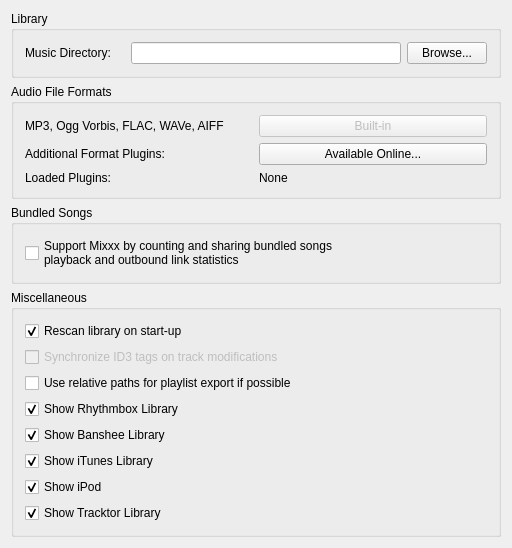
First picture: the form in mixxx/src/dlgprefplaylistdlg.ui, repository mixxxcommunity/mixxx, before the edit.
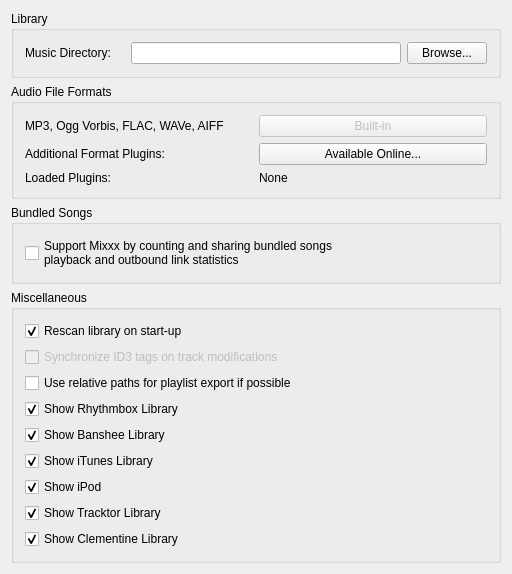
Second picture: the form after the edit.

Commit message: build with current clementine branch after merge Hide clementine library via config

The edit to the form file:
```diff
--- a/mixxx/src/dlgprefplaylistdlg.ui
+++ b/mixxx/src/dlgprefplaylistdlg.ui
@@ -231,6 +231,16 @@
         </property>
        </widget>
       </item>
+      <item row="8" column="0">
+       <widget class="QCheckBox" name="checkBox_show_clementine">
+        <property name="text">
+         <string>Show Clementine Library</string>
+        </property>
+        <property name="checked">
+         <bool>true</bool>
+        </property>
+       </widget>
+      </item>
      </layout>
     </widget>
    </item>
```
The commit also changes 8 other files.
